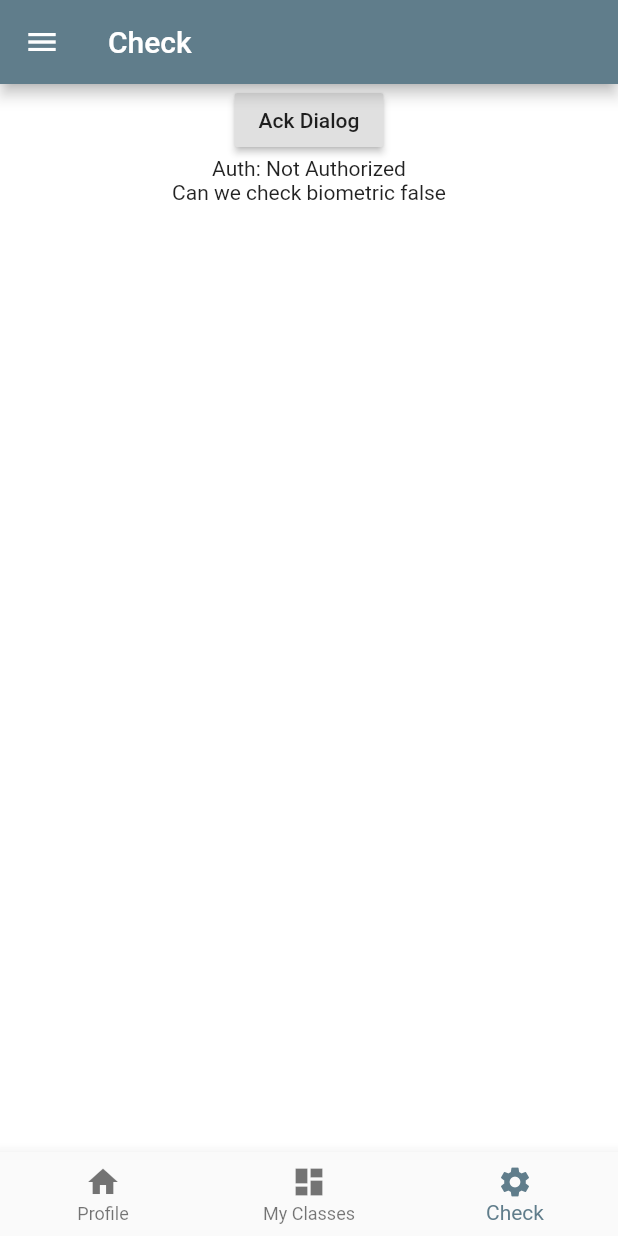
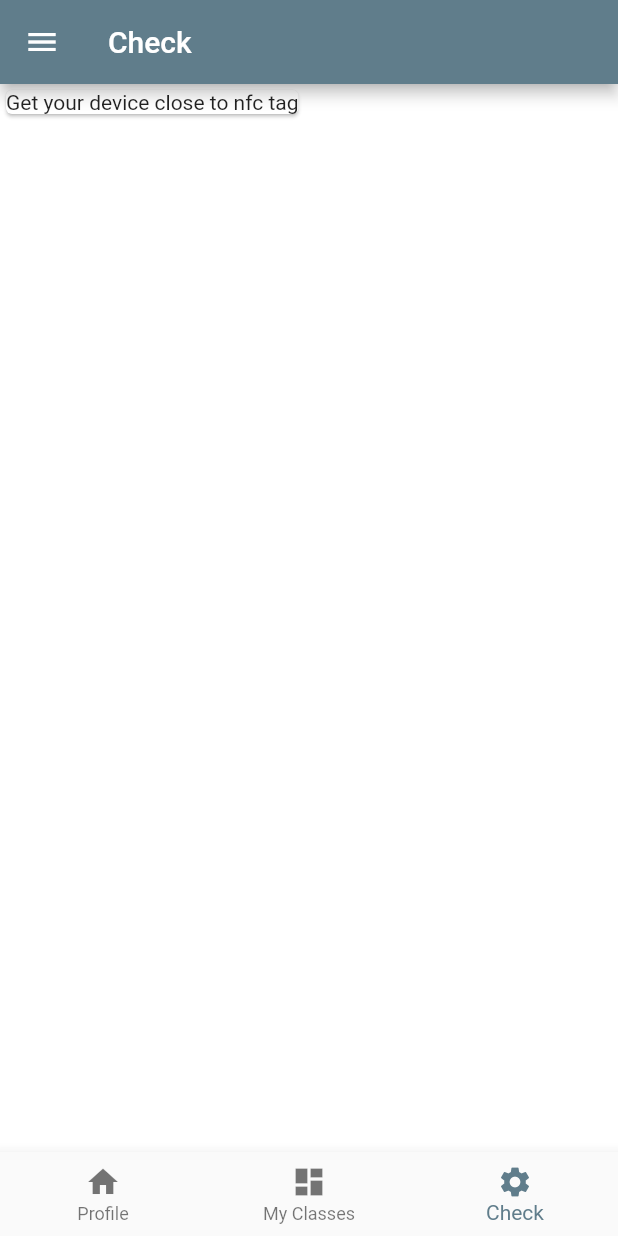
Before and after one commit to leonardogloria/necronomicon, a Flutter app: the screen it shows after launch, swiped to page 3, on a phone screen of 412 x 824 dp. Run offline on Flutter 3.47's test engine with Material 2 defaults, Android fonts, the phone set to English and light mode, and no system bars; our stand-ins replace local_auth.

Commit message:
tela de presenca

```diff
--- a/lib/tabs/check.dart
+++ b/lib/tabs/check.dart
@@ -32,29 +32,32 @@ final LocalAuthentication _localAuth = LocalAuthentication();
 
 
   }
+   _startFind(){
+    print("uhull");
+  }
+  Widget _makeFindingBox(){
+    return new Card(
+
+      child: new Text("Get your device close to nfc tag"),
+    );
+  }
+
 
   @override
   Widget build(BuildContext context) {
 
     return new Scaffold(
-      body: Center(
-        child: Column(
-          children: <Widget>[
-            new RaisedButton(
-              onPressed: () {
-                //_ackAlert(context);
-                _checkBiometrics();
-              },
-              child: const Text("Ack Dialog"),
-            ),
-            new Text("Auth: $_authorized"),
-          new Text("Can we check biometric ${canCheckBiometric}")
+
+      body: new Stack(
+        children: <Widget>[
+
+         _makeFindingBox()
+        ],
+      )
+    );
 
 
-          ],
-        ),
-      ),
-    );
+
 
   }
   Future<void> _checkBiometrics() async {
```
